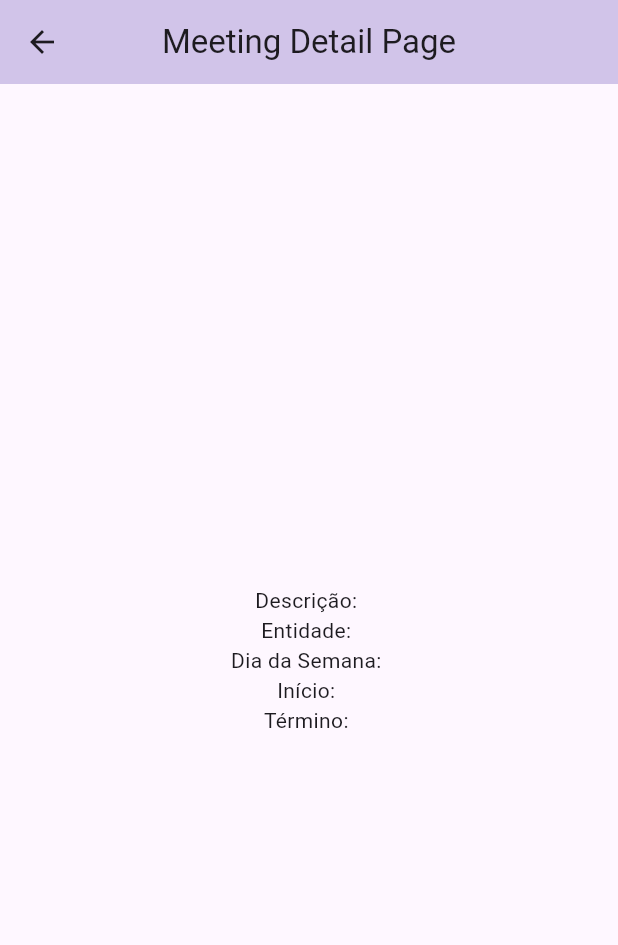
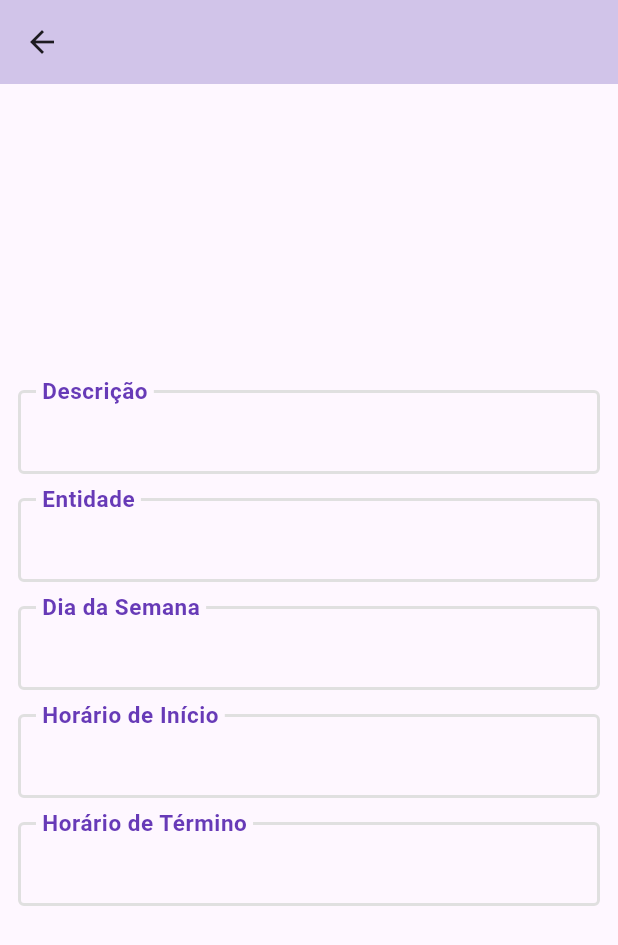
Before and after one commit to NEMJ/meetings, a Flutter app: the MeetingDetailPage screen opened directly with empty values, on a phone screen of 412 x 824 dp. Shown: the top 945 px of the screen. Run offline on Flutter 3.47's test engine with Material 3 defaults, Android fonts, the phone set to English and light mode, and no system bars; our stand-ins replace cloud_firestore, firebase_core; accounts and stored records are empty.

Commit message:
text form field created

```diff
--- a/lib/pages/meeting_detail_page.dart
+++ b/lib/pages/meeting_detail_page.dart
@@ -1,5 +1,6 @@
 import 'package:flutter/material.dart';
 import '../models/meeting_model.dart';
+import '../widgets/text_form_field_widget.dart';
 // import '../services/firebase_meeting_service.dart';
 
 class MeetingDetailPage extends StatefulWidget {
@@ -15,22 +16,43 @@ class MeetingDetailPage extends StatefulWidget {
 }
 
 class _MeetingDetailPageState extends State<MeetingDetailPage> {
+  final _formKey = GlobalKey<FormState>();
+
   @override
   Widget build(BuildContext context) {
     return Scaffold(
       appBar: AppBar(
-        title: const Text('Meeting Detail Page'),
+        title: Text(widget.meeting.descricao),
       ),
-      body: Center(
-        child: Column(
-          mainAxisAlignment: MainAxisAlignment.center,
-          children: [
-            Text("Descrição: ${widget.meeting.descricao}"),
-            Text("Entidade: ${widget.meeting.entidade}"),
-            Text("Dia da Semana: ${widget.meeting.diaSemana}"),
-            Text("Início: ${widget.meeting.horarioInicio}"),
-            Text("Término: ${widget.meeting.horarioTermino}"),
-          ],
+      body: Padding(
+        padding: const EdgeInsets.symmetric(horizontal: 12),
+        child: Form(
+          key: _formKey,
+          child: Column(
+            mainAxisAlignment: MainAxisAlignment.center,
+            children: [
+              TextFormFieldWidget(
+                label: 'Descrição',
+                initialValue: widget.meeting.descricao,
+              ),
+              TextFormFieldWidget(
+                label: 'Entidade',
+                initialValue: widget.meeting.entidade,
+              ),
+              TextFormFieldWidget(
+                label: 'Dia da Semana',
+                initialValue: widget.meeting.diaSemana,
+              ),
+              TextFormFieldWidget(
+                label: 'Horário de Início',
+                initialValue: widget.meeting.horarioInicio,
+              ),
+              TextFormFieldWidget(
+                label: 'Horário de Término',
+                initialValue: widget.meeting.horarioTermino,
+              ),
+            ],
+          ),
         ),
       ),
     );
--- a/lib/pages/meeting_page.dart
+++ b/lib/pages/meeting_page.dart
@@ -2,7 +2,7 @@ import 'package:flutter/material.dart';
 import './meeting_detail_page.dart';
 import '../models/meeting_model.dart';
 import '../services/firebase_meeting_service.dart';
-import '../widgets/meeting_listTile_widget.dart';
+import '../widgets/meeting_list_tile_widget.dart';
 
 class MeetingPage extends StatefulWidget {
   const MeetingPage({super.key});
--- /dev/null
+++ b/lib/widgets/text_form_field_widget.dart
@@ -0,0 +1,35 @@
+import 'package:flutter/material.dart';
+
+class TextFormFieldWidget extends StatelessWidget {
+  final String label;
+  final String? initialValue;
+
+  const TextFormFieldWidget({
+    required this.label,
+    this.initialValue,
+    super.key
+  });
+
+  @override
+  Widget build(BuildContext context) {
+    return Padding(
+      padding: const EdgeInsets.only(bottom: 16.0),
+      child: TextFormField(
+        initialValue: initialValue,
+        decoration: InputDecoration(
+          floatingLabelBehavior: FloatingLabelBehavior.always,
+          labelText: label,
+          labelStyle: const TextStyle(
+            color: Colors.deepPurple,
+            fontSize: 20,
+            fontWeight: FontWeight.w600,
+          ),
+          border: const OutlineInputBorder(),
+          enabledBorder: OutlineInputBorder(
+            borderSide: BorderSide(color: Colors.grey.shade300, width: 2),
+          ),
+        ),
+      ),
+    );
+  }
+}
```
Also changed, not shown: lib/widgets/meeting_list_tile_widget.dart (renamed from lib/widgets/meeting_listTile_widget.dart).
